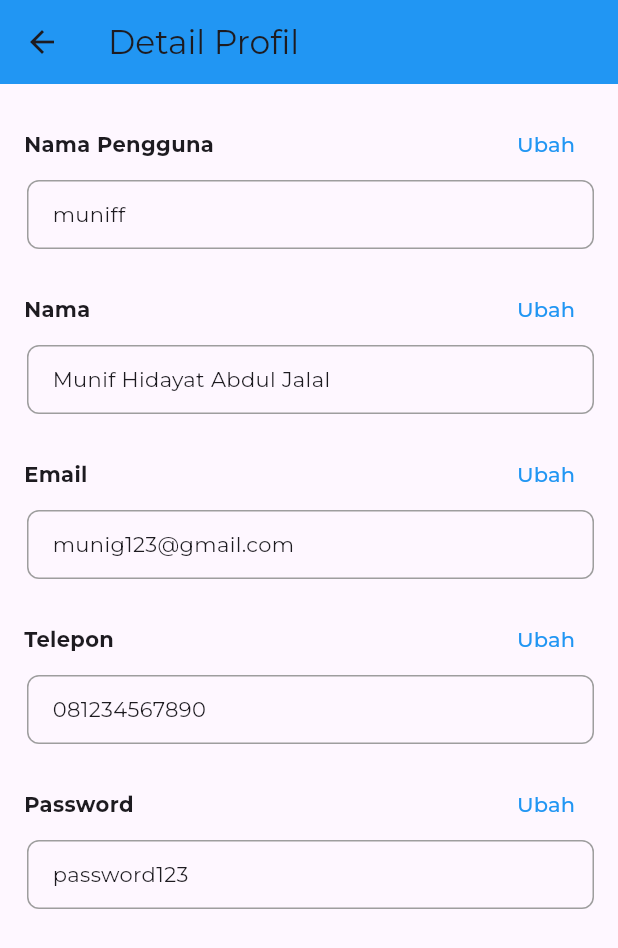
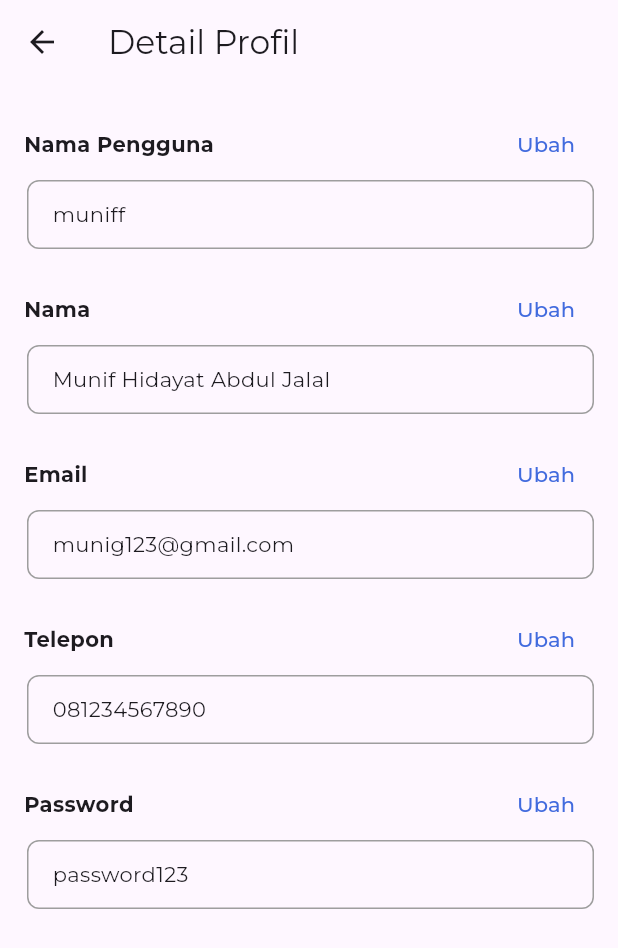
Before and after one commit to dapppppppp/kickpass, a Flutter app: the screen it shows after launch, item 4 of the bottom bar chosen, after a tap on "Setelan", on a phone screen of 412 x 824 dp. Shown: the top 948 px of the screen. Run offline on Flutter 3.47's test engine with Material 3 defaults, Android fonts, the phone set to English and light mode, and no system bars; our stand-ins replace carousel_slider; network calls fail.

Commit message:
Change colors

```diff
--- a/lib/gatekeeper/scan_details_screen.dart
+++ b/lib/gatekeeper/scan_details_screen.dart
@@ -54,7 +54,7 @@ class _ScanDetailsScreenState extends State<ScanDetailsScreen> {
                   // Lokasi
                   Row(
                     children: [
-                      const Icon(Icons.location_on, color: Colors.blue),
+                      const Icon(Icons.location_on, color: Color(0xFF426BDE)),
                       const SizedBox(width: 8),
                       Text(widget.match['location']!),
                     ],
@@ -63,7 +63,7 @@ class _ScanDetailsScreenState extends State<ScanDetailsScreen> {
                   // Tanggal
                   Row(
                     children: [
-                      const Icon(Icons.date_range, color: Colors.blue),
+                      const Icon(Icons.date_range, color: Color(0xFF426BDE)),
                       const SizedBox(width: 8),
                       Text(widget.match['date']!),
                     ],
@@ -72,7 +72,7 @@ class _ScanDetailsScreenState extends State<ScanDetailsScreen> {
                   // Jam
                   Row(
                     children: [
-                      const Icon(Icons.access_time, color: Colors.blue),
+                      const Icon(Icons.access_time, color: Color(0xFF426BDE)),
                       const SizedBox(width: 8),
                       Text(widget.match['time']!),
                     ],
--- a/lib/main.dart
+++ b/lib/main.dart
@@ -16,7 +16,7 @@ class TiketCustomApp extends StatelessWidget {
     return MaterialApp(
       title: 'Tiket Custom',
       theme: ThemeData(
-        primaryColor: Colors.blue,
+        primaryColor: Color(0xFF426BDE),
         hintColor: Colors.lightBlue,
         fontFamily: 'Montserrat',
       ),
@@ -57,7 +57,7 @@ class _MainScreenState extends State<MainScreen> {
         currentIndex: _selectedIndex,
         onTap: _onItemTapped,
         backgroundColor: Colors.deepPurple,
-        selectedItemColor: Colors.blue,
+        selectedItemColor: Color(0xFF426BDE),
         unselectedItemColor: Colors.grey,
         items: const [
           BottomNavigationBarItem(
@@ -74,7 +74,7 @@ class _MainScreenState extends State<MainScreen> {
           ),
           BottomNavigationBarItem(
             icon: Icon(Icons.person),
-            label: 'Profil',
+            label: 'Profil Saya',
           ),
         ],
       ),
--- a/lib/screens/buy_ticket_screen.dart
+++ b/lib/screens/buy_ticket_screen.dart
@@ -36,8 +36,8 @@ class _BuyTicketScreenState extends State<BuyTicketScreen> {
   Widget build(BuildContext context) {
     return Scaffold(
       appBar: AppBar(
-        title: const Text('Beli Tiket'),
-        backgroundColor: Colors.blue,
+        title: const Text('Beli Tiket', style: TextStyle(color: Colors.white)),
+        backgroundColor: Color(0xFF426BDE),
       ),
       body: Column(
         children: [
--- a/lib/screens/face_detection_screen.dart
+++ b/lib/screens/face_detection_screen.dart
@@ -13,7 +13,6 @@ class _FaceDetectionScreenState extends State<FaceDetectionScreen> {
     return Scaffold(
       appBar: AppBar(
         title: const Text('Deteksi Wajah'),
-        backgroundColor: Colors.blue,
       ),
       body: Padding(
         padding: const EdgeInsets.all(16.0),
@@ -35,7 +34,7 @@ class _FaceDetectionScreenState extends State<FaceDetectionScreen> {
                       isSwitchOn = value;
                     });
                   },
-                  activeColor: Colors.blue,
+                  activeColor: Color(0xFF426BDE),
                 ),
               ],
             ),
@@ -60,8 +59,7 @@ class _FaceDetectionScreenState extends State<FaceDetectionScreen> {
                 ),
                 child: Center(
                   child: IconButton(
-                    icon: Icon(Icons.camera_alt,
-                        size: 100, color: Colors.grey),
+                    icon: Icon(Icons.camera_alt, size: 100, color: Colors.grey),
                     onPressed: () {
                       // Handle camera click here
                     },
--- a/lib/screens/home_screen.dart
+++ b/lib/screens/home_screen.dart
@@ -17,7 +17,7 @@ class HomeScreen extends StatelessWidget {
             Container(
               width: double.infinity,
               padding: const EdgeInsets.all(16.0),
-              color: Colors.blue,
+              color: Color(0xFF426BDE),
               child: Center(
                 child: Image.asset(
                   'assets/images/Logo2.png',
@@ -67,7 +67,7 @@ class HomeScreen extends StatelessWidget {
                 style: TextStyle(
                   fontSize: 20,
                   fontWeight: FontWeight.bold,
-                  color: Colors.blue,
+                  color: Color(0xFF426BDE),
                 ),
               ),
             ),
@@ -89,7 +89,7 @@ class HomeScreen extends StatelessWidget {
 
                 return GestureDetector(
                   onTap: () {
-                    // Pindah ke halaman MatchDetailsScreen saat Card di-tap
+                    // Pindah ke halaman MatchDetailsScreen
                     Navigator.push(
                       context,
                       MaterialPageRoute(
@@ -108,7 +108,7 @@ class HomeScreen extends StatelessWidget {
                       decoration: BoxDecoration(
                         borderRadius: BorderRadius.circular(10.0),
                         gradient: LinearGradient(
-                          colors: [Colors.blueGrey, Colors.blueAccent],
+                          colors: [Colors.blueGrey, Color(0xFF426BDE)],
                           begin: Alignment.topLeft,
                           end: Alignment.bottomRight,
                         ),
--- a/lib/screens/profile_details_screen.dart
+++ b/lib/screens/profile_details_screen.dart
@@ -5,10 +5,7 @@ class ProfileDetailsScreen extends StatelessWidget {
   @override
   Widget build(BuildContext context) {
     return Scaffold(
-      appBar: AppBar(
-        title: const Text('Detail Profil'),
-        backgroundColor: Colors.blue,
-      ),
+      appBar: AppBar(title: const Text('Detail Profil')),
       body: Column(
         crossAxisAlignment: CrossAxisAlignment.start,
         children: [
@@ -48,7 +45,7 @@ class ProfileDetailsScreen extends StatelessWidget {
                 },
                 child: const Text(
                   'Ubah',
-                  style: TextStyle(color: Colors.blue),
+                  style: TextStyle(color: Color(0xFF426BDE)),
                 ),
               ),
             ],
--- a/lib/screens/profile_screen.dart
+++ b/lib/screens/profile_screen.dart
@@ -29,7 +29,7 @@ class ProfileScreen extends StatelessWidget {
               onPressed: () {
                 Navigator.of(context).pop();
               },
-              child: Text('Tidak', style: TextStyle(color: Colors.blue)),
+              child: Text('Tidak', style: TextStyle(color: Color(0xFF426BDE))),
             ),
             // Tombol Iya
             TextButton(
@@ -42,7 +42,7 @@ class ProfileScreen extends StatelessWidget {
               },
               child: Text(
                 'Iya',
-                style: TextStyle(color: Colors.blue),
+                style: TextStyle(color: Color(0xFF426BDE)),
               ),
             ),
           ],
@@ -55,8 +55,8 @@ class ProfileScreen extends StatelessWidget {
   Widget build(BuildContext context) {
     return Scaffold(
       appBar: AppBar(
-        title: const Text('Profil'),
-        backgroundColor: Colors.blue,
+        title: const Text('Profil Saya', style: TextStyle(color: Colors.white)),
+        backgroundColor: Color(0xFF426BDE),
       ),
       body: SingleChildScrollView(
         padding: const EdgeInsets.all(16.0),
@@ -91,7 +91,7 @@ class ProfileScreen extends StatelessWidget {
                   );
                 },
                 child: const ListTile(
-                  leading: Icon(Icons.settings, color: Colors.blue),
+                  leading: Icon(Icons.settings, color: Color(0xFF426BDE)),
                   title: Text('Setelan'),
                   subtitle: Text(
                     'Atur profilmu disini',
@@ -114,7 +114,7 @@ class ProfileScreen extends StatelessWidget {
                   );
                 },
                 child: const ListTile(
-                  leading: Icon(Icons.camera_alt, color: Colors.blue),
+                  leading: Icon(Icons.camera_alt, color: Color(0xFF426BDE)),
                   title: Text('Deteksi wajah'),
                   subtitle: Text(
                     'Aktifkan fitur deteksi wajah disini',
--- a/lib/screens/ticket_purchase_screen.dart
+++ b/lib/screens/ticket_purchase_screen.dart
@@ -201,7 +201,8 @@ class TicketPurchaseScreen extends StatelessWidget {
                               Navigator.pop(context);
                               Navigator.pop(context);
                             },
-                            child: const Text('OK'),
+                            child: const Text('OK',
+                                style: TextStyle(color: Color(0xFF426BDE))),
                           ),
                         ],
                       ),
--- a/lib/screens/transactions_screen.dart
+++ b/lib/screens/transactions_screen.dart
@@ -9,8 +9,10 @@ class TransactionsScreen extends StatelessWidget {
   @override
   Widget build(BuildContext context) {
     return Scaffold(
-      appBar:
-          AppBar(title: const Text('Tiket Saya'), backgroundColor: Colors.blue),
+      appBar: AppBar(
+          title:
+              const Text('Tiket Saya', style: TextStyle(color: Colors.white)),
+          backgroundColor: Color(0xFF426BDE)),
       body: ListView.builder(
         itemCount: transactionList.length,
         itemBuilder: (context, index) {
```
Also changed, not shown: lib/gatekeeper/scan_screen.dart (+61 -2 lines).
